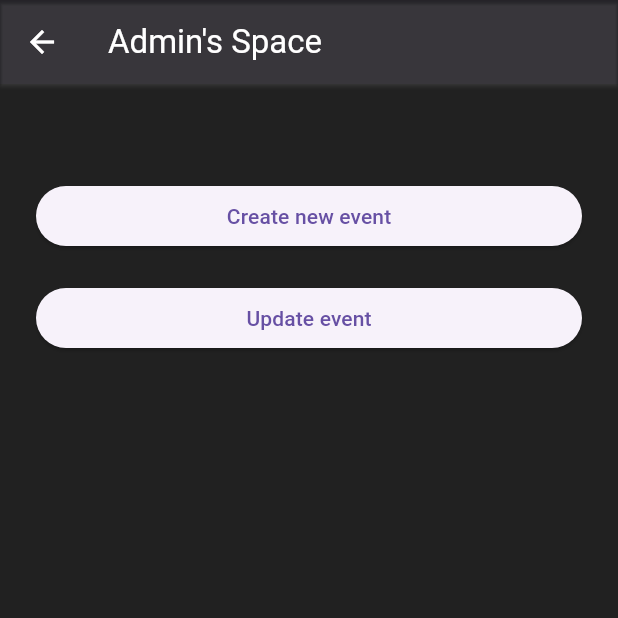
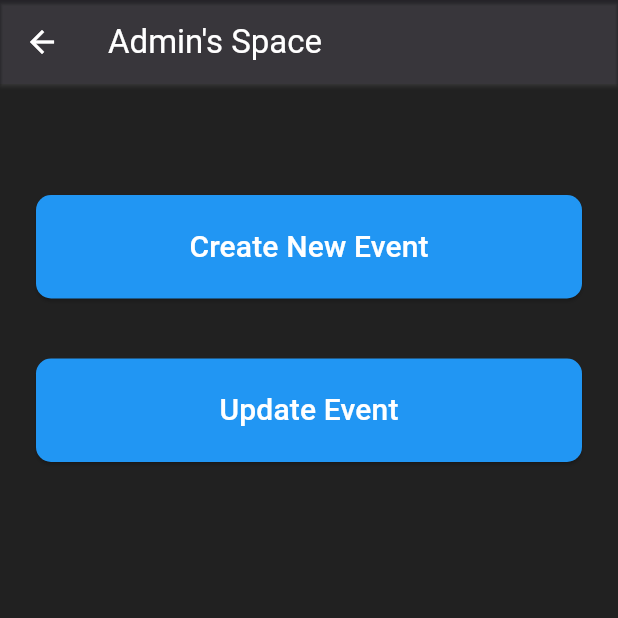
Before and after one commit to ankitasGIT/pict_clubhub, a Flutter app: the Dash screen opened directly, scrolled down 576 dp, after a tap on the "menu" icon, after a tap on "Admin Space", on a phone screen of 412 x 824 dp, the top half of it. Run offline on Flutter 3.47's test engine with Material 3 defaults, Android fonts, the phone set to English and light mode, and no system bars; our stand-ins replace firebase_auth, firebase_core, google_fonts, shared_preferences; accounts and stored records are empty; network calls fail.

Commit message:
Admin Page updated with technical form

```diff
--- a/lib/admin_space.dart
+++ b/lib/admin_space.dart
@@ -1,8 +1,8 @@
 import 'package:flutter/material.dart';
-import 'package:sign_up_in/technical_form.dart';
+import 'technical_form.dart'; // Import the TechnicalFormPage
 
 class WelcomeAdminPage extends StatelessWidget {
-  const WelcomeAdminPage({super.key});
+  const WelcomeAdminPage({Key? key}) : super(key: key);
 
   @override
   Widget build(BuildContext context) {
@@ -20,17 +20,37 @@ class WelcomeAdminPage extends StatelessWidget {
         child: Column(
           crossAxisAlignment: CrossAxisAlignment.stretch,
           children: [
-            const SizedBox(height: 40),
+            const SizedBox(height: 50),
             ElevatedButton(
               onPressed: () {
                 _showDialog(context);
               },
-              child: const Text("Create new event"),
+              style: ElevatedButton.styleFrom(
+                primary: Colors.blue,
+                padding: EdgeInsets.symmetric(vertical: 20),
+                shape: RoundedRectangleBorder(
+                  borderRadius: BorderRadius.circular(10),
+                ),
+              ),
+              child: const Text(
+                "Create New Event",
+                style: TextStyle(fontSize: 20, color: Colors.white),
+              ),
             ),
-            const SizedBox(height: 20),
+            const SizedBox(height: 40),
             ElevatedButton(
               onPressed: () {},
-              child: const Text("Update event"),
+              style: ElevatedButton.styleFrom(
+                primary: Colors.blue,
+                padding: EdgeInsets.symmetric(vertical: 20),
+                shape: RoundedRectangleBorder(
+                  borderRadius: BorderRadius.circular(10),
+                ),
+              ),
+              child: const Text(
+                "Update Event",
+                style: TextStyle(fontSize: 20, color: Colors.white),
+              ),
             ),
           ],
         ),
@@ -54,25 +74,40 @@ void _showDialog(BuildContext context) {
                   style: TextStyle(fontSize: 18)),
               const SizedBox(height: 20),
               ElevatedButton(
-                  onPressed: () {
-                    Navigator.of(context).push(MaterialPageRoute(
-                        builder: (context) => TechnicalFormPage()));
-                  },
-                  style: ButtonStyle(
-                    backgroundColor: MaterialStateProperty.all(Colors.blue),
+                onPressed: () {
+                  // Navigate to TechnicalFormPage
+                  Navigator.push(
+                    context,
+                    MaterialPageRoute(
+                        builder: (context) => TechnicalFormPage()),
+                  );
+                },
+                style: ElevatedButton.styleFrom(
+                  primary: Colors.blue,
+                  padding: EdgeInsets.symmetric(vertical: 16),
+                  shape: RoundedRectangleBorder(
+                    borderRadius: BorderRadius.circular(10),
                   ),
-                  child: const Text(
-                    "Technical",
-                    style: TextStyle(color: Colors.white),
-                  )),
+                ),
+                child: const Text(
+                  "Technical",
+                  style: TextStyle(fontSize: 18, color: Colors.white),
+                ),
+              ),
               const SizedBox(height: 10),
               ElevatedButton(
                 onPressed: () {},
-                style: ButtonStyle(
-                  backgroundColor: MaterialStateProperty.all(Colors.blue),
+                style: ElevatedButton.styleFrom(
+                  primary: Colors.blue,
+                  padding: EdgeInsets.symmetric(vertical: 16),
+                  shape: RoundedRectangleBorder(
+                    borderRadius: BorderRadius.circular(10),
+                  ),
                 ),
-                child: const Text("Non-Technical",
-                    style: TextStyle(color: Colors.white)),
+                child: const Text(
+                  "Non-Technical",
+                  style: TextStyle(fontSize: 18, color: Colors.white),
+                ),
               ),
             ],
           ),
@@ -81,4 +116,3 @@ void _showDialog(BuildContext context) {
     },
   );
 }
-// }
```
